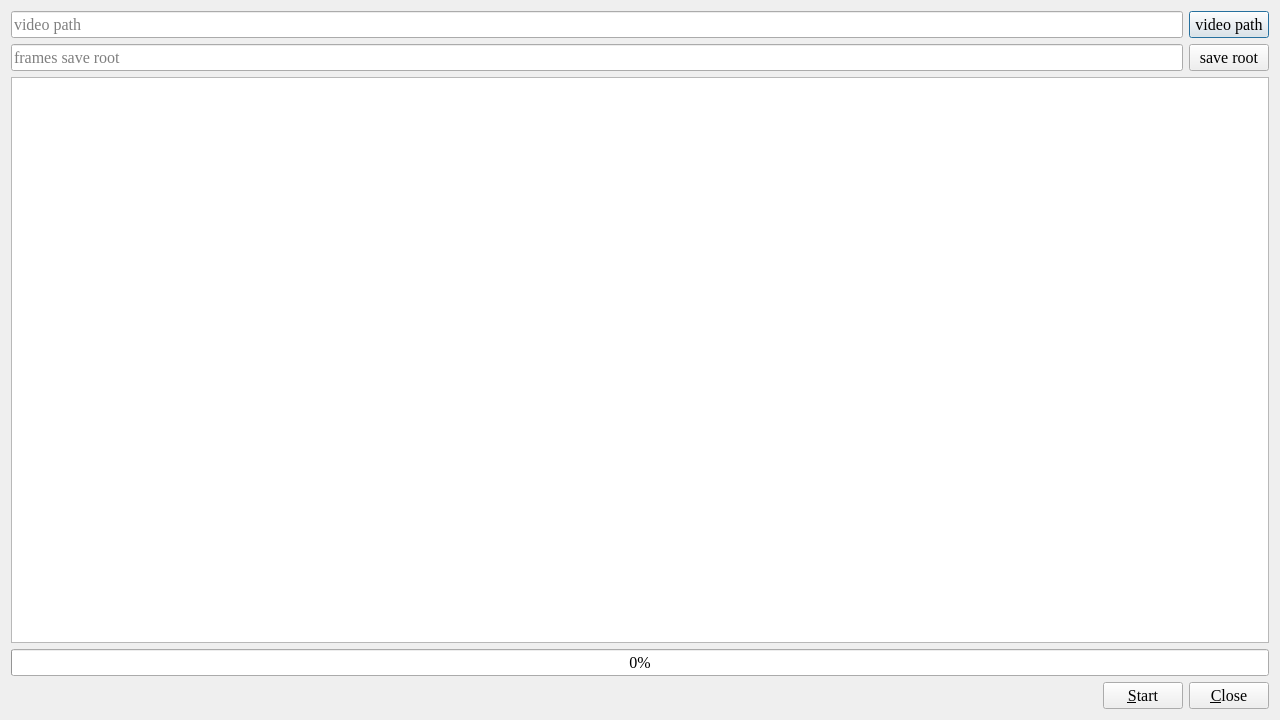
yatengLG/ISAT_with_segment_anything, file ISAT/ui/video_to_frames.ui: the form before one commit.
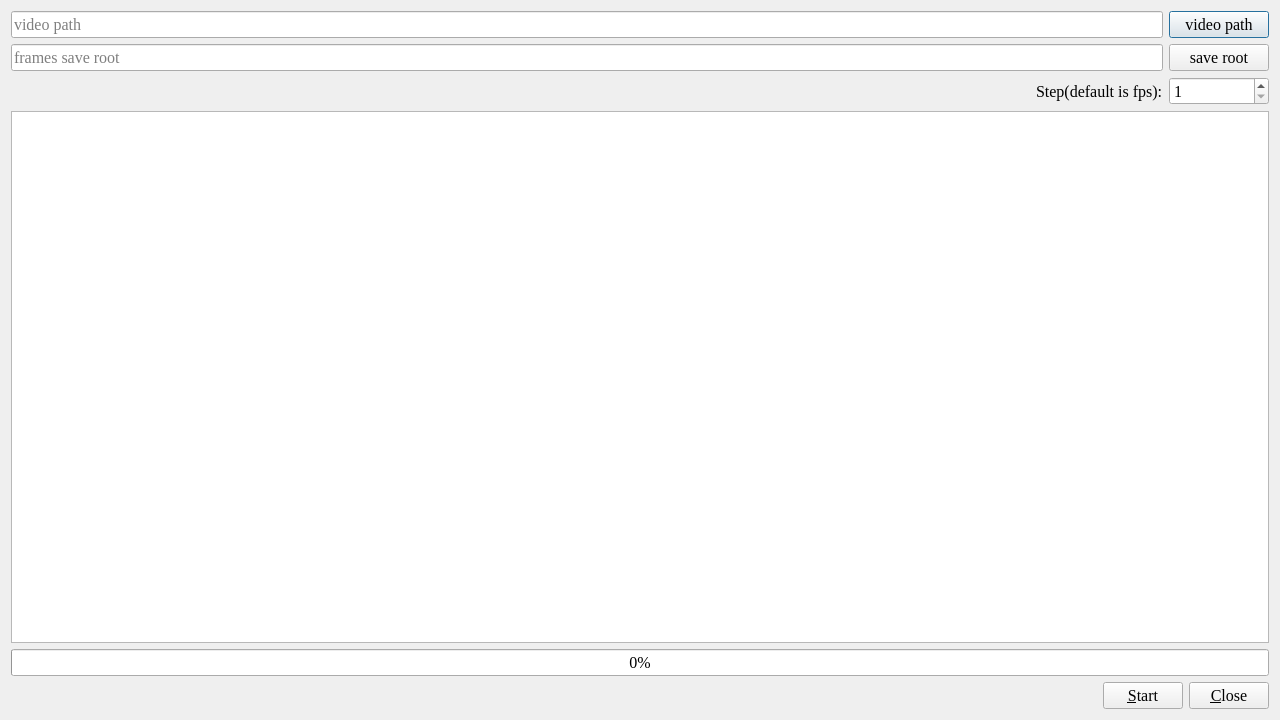
The form after the commit.

```diff
--- a/ISAT/ui/video_to_frames.ui
+++ b/ISAT/ui/video_to_frames.ui
@@ -44,6 +44,12 @@
       </item>
       <item>
        <widget class="QPushButton" name="pushButton_video_path">
+        <property name="minimumSize">
+         <size>
+          <width>100</width>
+          <height>0</height>
+         </size>
+        </property>
         <property name="text">
          <string>video path</string>
         </property>
@@ -76,6 +82,12 @@
       </item>
       <item>
        <widget class="QPushButton" name="pushButton_frames_root">
+        <property name="minimumSize">
+         <size>
+          <width>100</width>
+          <height>0</height>
+         </size>
+        </property>
         <property name="text">
          <string>save root</string>
         </property>
@@ -84,6 +96,57 @@
      </layout>
     </widget>
    </item>
+   <item>
+    <widget class="QWidget" name="widget_4" native="true">
+     <layout class="QHBoxLayout" name="horizontalLayout_4">
+      <property name="leftMargin">
+       <number>0</number>
+      </property>
+      <property name="topMargin">
+       <number>0</number>
+      </property>
+      <property name="rightMargin">
+       <number>0</number>
+      </property>
+      <property name="bottomMargin">
+       <number>0</number>
+      </property>
+      <item>
+       <spacer name="horizontalSpacer_2">
+        <property name="orientation">
+         <enum>Qt::Horizontal</enum>
+        </property>
+        <property name="sizeHint" stdset="0">
+         <size>
+          <width>40</width>
+          <height>20</height>
+         </size>
+        </property>
+       </spacer>
+      </item>
+      <item>
+       <widget class="QLabel" name="label">
+        <property name="text">
+         <string>Step(default is fps):</string>
+        </property>
+       </widget>
+      </item>
+      <item>
+       <widget class="QSpinBox" name="spinBox_step">
+        <property name="minimumSize">
+         <size>
+          <width>100</width>
+          <height>0</height>
+         </size>
+        </property>
+        <property name="minimum">
+         <number>1</number>
+        </property>
+       </widget>
+      </item>
+     </layout>
+    </widget>
+   </item>
    <item>
     <widget class="QTextBrowser" name="textBrowser"/>
    </item>
```
